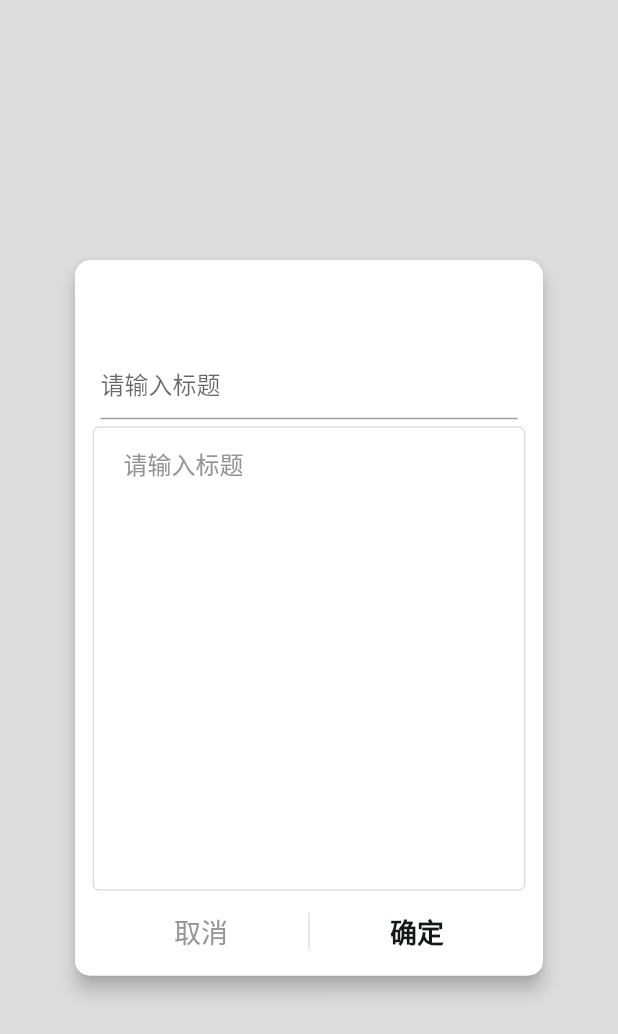
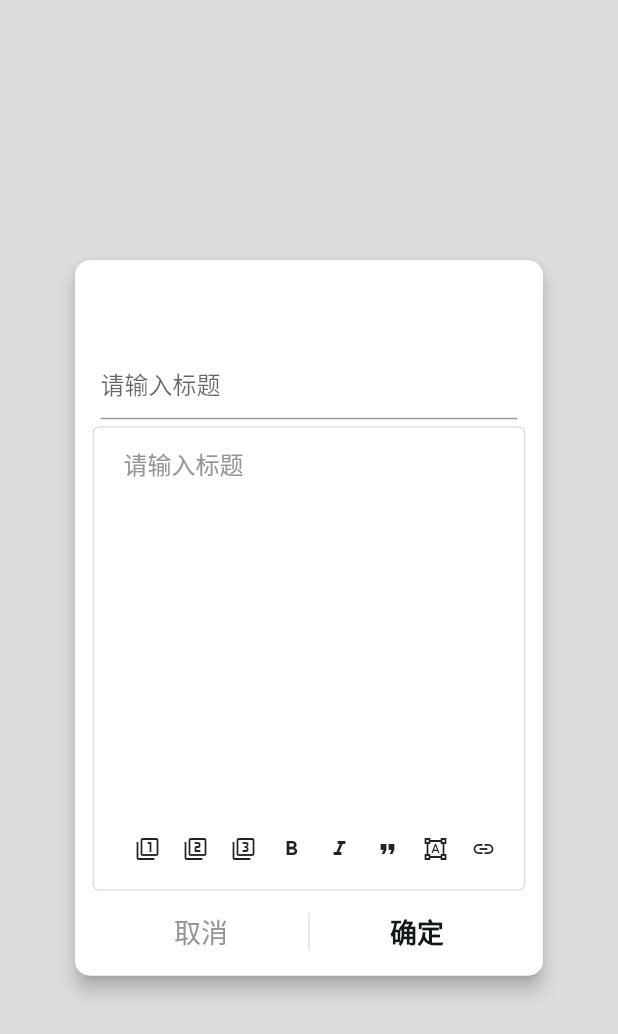
Before and after one commit to CarGuo/gsy_github_app_flutter, a Flutter app: the IssueEditDialog widget shown alone on an empty page, opened directly with empty values, on a phone screen of 412 x 824 dp. Shown: the top 1034 px of the screen. Run offline on Flutter 3.47's test engine with Material 2 defaults, Android fonts, the phone set to English and light mode, and no system bars; our stand-ins replace connectivity, dio, flutter_markdown, flutter_redux, flutter_spinkit, fluttertoast and 4 more; missing offline and left inert: flutter_webview_plugin, get_version; accounts and stored records are empty; generated files the repository leaves out were written again; network calls fail; statements that could not run were skipped; project files that could hold a hidden picture were left out.

Commit message:
增加issue 快速输入

````diff
--- a/lib/page/RepositoryDetailIssueListPage.dart
+++ b/lib/page/RepositoryDetailIssueListPage.dart
@@ -101,6 +101,8 @@ class _RepositoryDetailIssuePageState extends GSYListState<RepositoryDetailIssue
         });
       },
       needTitle: true,
+      titleController: new TextEditingController(),
+      valueController: new TextEditingController()
     );
   }
 
--- a/lib/widget/HomeDrawer.dart
+++ b/lib/widget/HomeDrawer.dart
@@ -84,7 +84,7 @@ class HomeDrawer extends StatelessWidget {
                         Navigator.pop(context);
                         Navigator.pop(context);
                       });
-                    }, needTitle: false);
+                    }, titleController: new TextEditingController(), valueController: new TextEditingController(), needTitle: false);
                   }),
               new ListTile(
                   title: new Text(
--- a/lib/widget/IssueEditDIalog.dart
+++ b/lib/widget/IssueEditDIalog.dart
@@ -49,9 +49,9 @@ class _IssueEditDialogState extends State<IssueEditDialog> {
   _IssueEditDialogState(
       this.dialogTitle, this.onTitleChanged, this.onContentChanged, this.onPressed, this.titleController, this.valueController, this.needTitle);
 
-  @override
-  Widget build(BuildContext context) {
-    Widget title = (needTitle)
+  ///标题输入框
+  renderTitleInput() {
+    return (needTitle)
         ? new Padding(
             padding: new EdgeInsets.all(5.0),
             child: new GSYInputWidget(
@@ -61,11 +61,51 @@ class _IssueEditDialogState extends State<IssueEditDialog> {
               obscureText: false,
             ))
         : new Container();
+  }
 
+  ///快速输入框
+  _renderFastInputContainer() {
+    ///因为是Column下包含了ListView，所以需要设置高度
+    return new Container(
+      height: 30.0,
+      child: ListView.builder(
+        scrollDirection: Axis.horizontal,
+        itemBuilder: (context, index) {
+          return new RawMaterialButton(
+              materialTapTargetSize: MaterialTapTargetSize.shrinkWrap,
+              padding: EdgeInsets.only(left: 8.0, right: 8.0, top: 5.0, bottom: 5.0),
+              constraints: const BoxConstraints(minWidth: 0.0, minHeight: 0.0),
+              child: Icon(FAST_INPUT_LIST[index].iconData, size: 16.0),
+              onPressed: () {
+                String text = FAST_INPUT_LIST[index].content;
+                String newText = "";
+                if (valueController.value != null) {
+                  newText = valueController.value.text;
+                }
+                newText = newText + text;
+                print("fffff");
+                print(newText);
+                setState(() {
+                  valueController.value = new TextEditingValue(text: newText);
+                });
+                if (onContentChanged != null) {
+                  onContentChanged(newText);
+                }
+              });
+        },
+        itemCount: FAST_INPUT_LIST.length,
+      ),
+    );
+  }
+
+  @override
+  Widget build(BuildContext context) {
     return new Container(
       height: MediaQuery.of(context).size.height,
       width: MediaQuery.of(context).size.width,
       color: Colors.black12,
+
+      ///触摸收起键盘
       child: new GestureDetector(
         behavior: HitTestBehavior.translucent,
         onTap: () {
@@ -80,12 +120,17 @@ class _IssueEditDialogState extends State<IssueEditDialog> {
               child: new Column(
                 mainAxisSize: MainAxisSize.min,
                 children: <Widget>[
+                  ///dialog标题
                   new Padding(
                       padding: new EdgeInsets.only(top: 5.0, bottom: 15.0),
                       child: new Center(
                         child: new Text(dialogTitle, style: GSYConstant.normalTextBold),
                       )),
-                  title,
+
+                  ///标题输入框
+                  renderTitleInput(),
+
+                  ///内容输入框
                   new Container(
                     height: MediaQuery.of(context).size.width * 3 / 4,
                     decoration: new BoxDecoration(
@@ -94,6 +139,9 @@ class _IssueEditDialogState extends State<IssueEditDialog> {
                       border: new Border.all(color: Color(GSYColors.subTextColor), width: .3),
                     ),
                     padding: new EdgeInsets.only(left: 20.0, top: 12.0, right: 20.0, bottom: 12.0),
+                    child: new Column(
+                      children: <Widget>[
+                        new Expanded(
                           child: new TextField(
                             autofocus: false,
                             maxLines: 999,
@@ -106,10 +154,17 @@ class _IssueEditDialogState extends State<IssueEditDialog> {
                             style: GSYConstant.middleText,
                           ),
                         ),
+
+                        ///快速输入框
+                        _renderFastInputContainer(),
+                      ],
+                    ),
+                  ),
                   new Container(height: 10.0),
                   new Row(
                     crossAxisAlignment: CrossAxisAlignment.center,
                     children: <Widget>[
+                      ///取消
                       new Expanded(
                           child: new RawMaterialButton(
                               materialTapTargetSize: MaterialTapTargetSize.shrinkWrap,
@@ -120,6 +175,8 @@ class _IssueEditDialogState extends State<IssueEditDialog> {
                                 Navigator.pop(context);
                               })),
                       new Container(width: 0.3, height: 25.0, color: Color(GSYColors.subTextColor)),
+
+                      ///确定
                       new Expanded(
                           child: new RawMaterialButton(
                               materialTapTargetSize: MaterialTapTargetSize.shrinkWrap,
@@ -138,3 +195,21 @@ class _IssueEditDialogState extends State<IssueEditDialog> {
     );
   }
 }
+
+var FAST_INPUT_LIST = [
+  FastInputIconModel(GSYICons.ISSUE_EDIT_H1, "\n# "),
+  FastInputIconModel(GSYICons.ISSUE_EDIT_H2, "\n## "),
+  FastInputIconModel(GSYICons.ISSUE_EDIT_H3, "\n### "),
+  FastInputIconModel(GSYICons.ISSUE_EDIT_BOLD, "****"),
+  FastInputIconModel(GSYICons.ISSUE_EDIT_ITALIC, "__"),
+  FastInputIconModel(GSYICons.ISSUE_EDIT_QUOTE, "` `"),
+  FastInputIconModel(GSYICons.ISSUE_EDIT_CODE, " \n``` \n\n``` \n"),
+  FastInputIconModel(GSYICons.ISSUE_EDIT_LINK, "[](url)"),
+];
+
+class FastInputIconModel {
+  final IconData iconData;
+  final String content;
+
+  FastInputIconModel(this.iconData, this.content);
+}
````
Also changed, not shown: lib/common/style/GSYStyle.dart (+11 -0 lines), 1 other file. Lines whose indentation alone changed are shown as unchanged.
